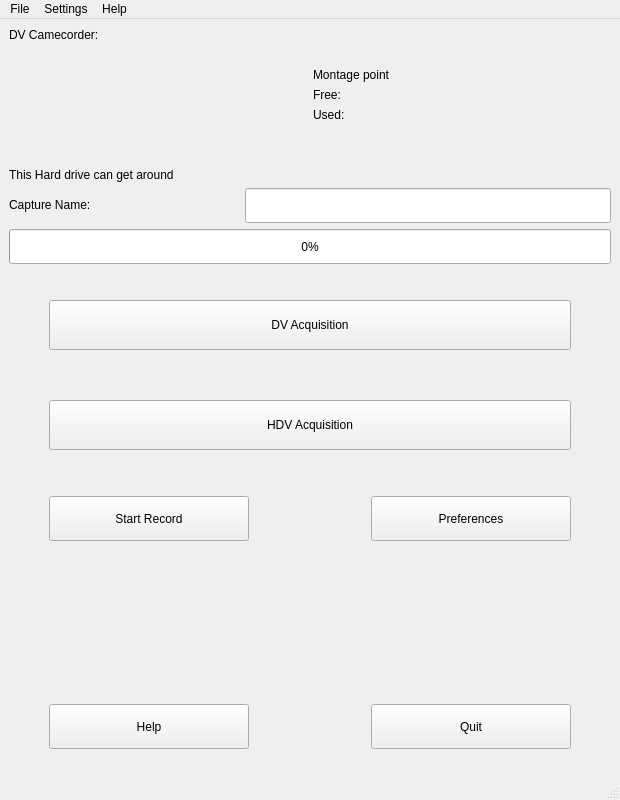
Above: qdvgrab/ui/QDvgrab.ui from olielvewen/QDvGrab before the change. Below: the same form after it.
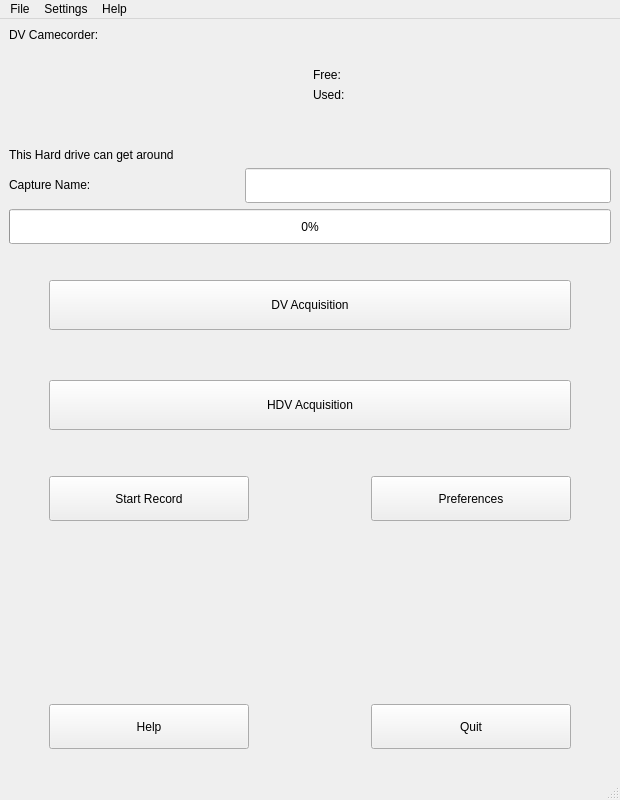
That is the form after the change. Icons and pictures are not drawn.

Commit message: Remove the mounting point - #33

```diff
--- a/qdvgrab/ui/QDvgrab.ui
+++ b/qdvgrab/ui/QDvgrab.ui
@@ -65,7 +65,7 @@
        </layout>
       </item>
       <item>
-       <layout class="QVBoxLayout" name="verticalLayout_5" stretch="0,0,0,0,0">
+       <layout class="QVBoxLayout" name="verticalLayout_5" stretch="0,0,0,0">
         <property name="leftMargin">
          <number>0</number>
         </property>
@@ -75,13 +75,6 @@
         <item>
          <widget class="QLabel" name="lblfree"/>
         </item>
-        <item>
-         <widget class="QLabel" name="label">
-          <property name="text">
-           <string>&lt;html&gt;&lt;head/&gt;&lt;body&gt;&lt;p&gt;Montage point&lt;/p&gt;&lt;/body&gt;&lt;/html&gt;</string>
-          </property>
-         </widget>
-        </item>
         <item>
          <widget class="QLabel" name="label_2">
           <property name="text">
```
Left out of the diff: 2 changed lines with no effect on the pictures. The commit also changes 2 other files.
